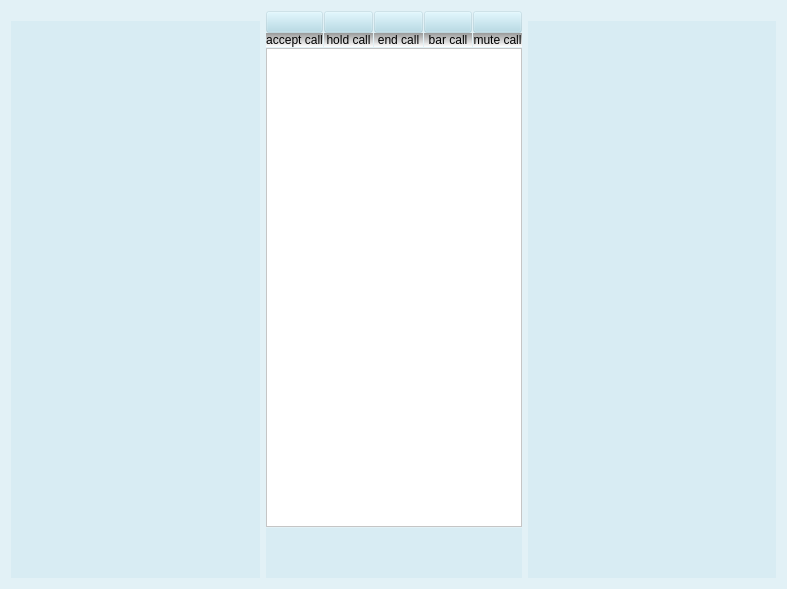
The window that etu.ui (gurpartap007/qtmop) describes before a commit, drawn with Qt 5.
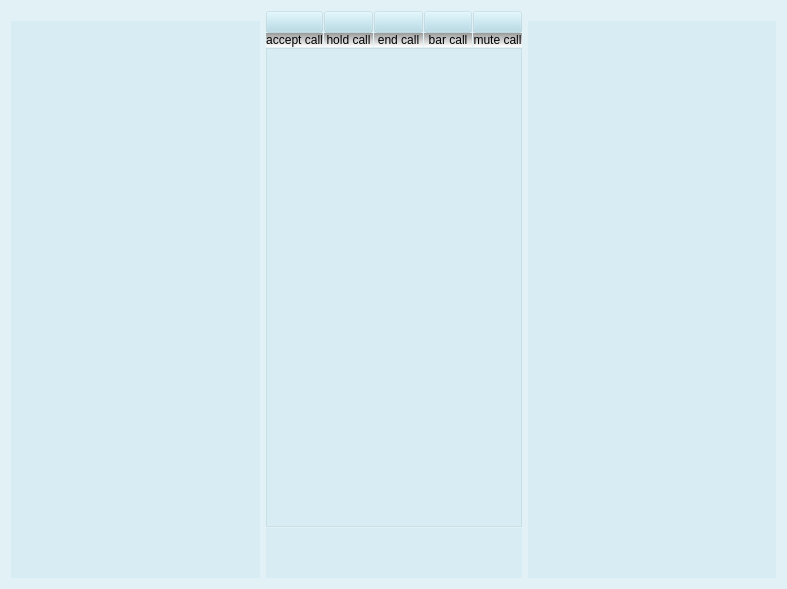
The same window after the commit. Icons and pictures are not drawn.

Commit message: handling multiple calls in etu and showing call and terminate buttons with each call notification

The edit to the form file:
```diff
--- a/etu.ui
+++ b/etu.ui
@@ -268,18 +268,7 @@
       </layout>
      </item>
      <item>
-      <widget class="QPlainTextEdit" name="call_queue">
-       <property name="font">
-        <font>
-         <pointsize>14</pointsize>
-         <weight>75</weight>
-         <bold>true</bold>
-        </font>
-       </property>
-       <property name="styleSheet">
-        <string notr="true">background-color: rgb(255, 255, 255);</string>
-       </property>
-      </widget>
+      <widget class="QListWidget" name="call_queue"/>
      </item>
      <item>
       <widget class="QLabel" name="bottom_area">
```
Left out of the diff: 14 changed lines with no effect on the pictures. The commit also changes 3 other files.
